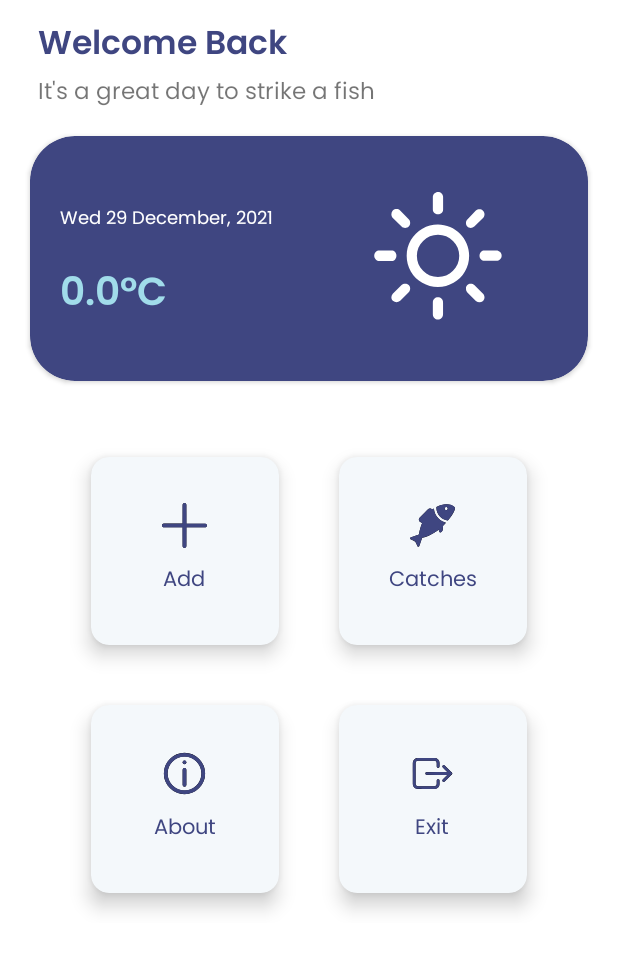
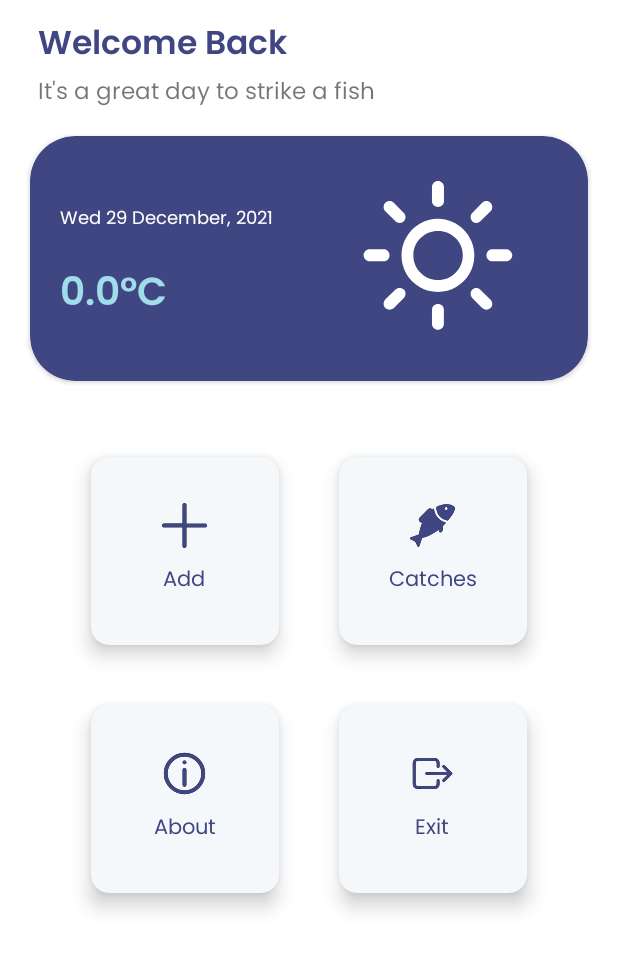
Before and after one commit to setiawansandi/Hook-It, an Android app: the screen it shows after launch (HomeActivity), on a phone screen of 412 x 824 dp, the part 67-1040 px from its top. Run offline under Robolectric (Android 15) with nearby library versions, the phone set to English and light mode, and no system bars.

Commit message:
Fixed weather icon size

```diff
--- a/app/src/main/res/layout/activity_home.xml
+++ b/app/src/main/res/layout/activity_home.xml
@@ -66,14 +66,14 @@
         <LinearLayout
             android:layout_width="match_parent"
             android:layout_height="match_parent"
-            android:layout_marginTop="14dp"
-            android:layout_marginBottom="14dp"
             android:orientation="horizontal">
 
             <LinearLayout
                 android:layout_width="wrap_content"
                 android:layout_height="wrap_content"
                 android:layout_gravity="center_vertical"
+                android:layout_marginTop="14dp"
+                android:layout_marginBottom="14dp"
                 android:layout_weight="1"
                 android:orientation="vertical">
 
@@ -121,11 +121,11 @@
 
             <ImageView
                 android:id="@+id/weather_icon"
-                android:layout_width="120dp"
-                android:layout_height="120dp"
+                android:layout_width="140dp"
+                android:layout_height="140dp"
                 android:layout_gravity="right|center_vertical"
-                android:layout_marginStart="28dp"
-                android:layout_marginEnd="40dp"
+                android:layout_marginStart="18dp"
+                android:layout_marginEnd="30dp"
                 app:srcCompat="@drawable/ic_wi_day_sunny"
                 app:tint="@color/white" />
         </LinearLayout>
```
